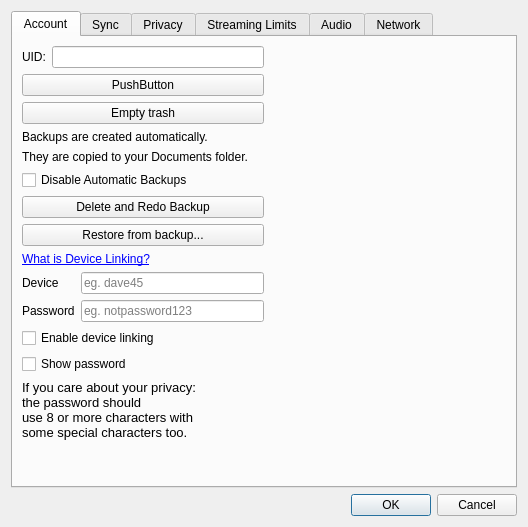
blindchimp/dwyco, file cdcx/config.ui: the form before one commit.
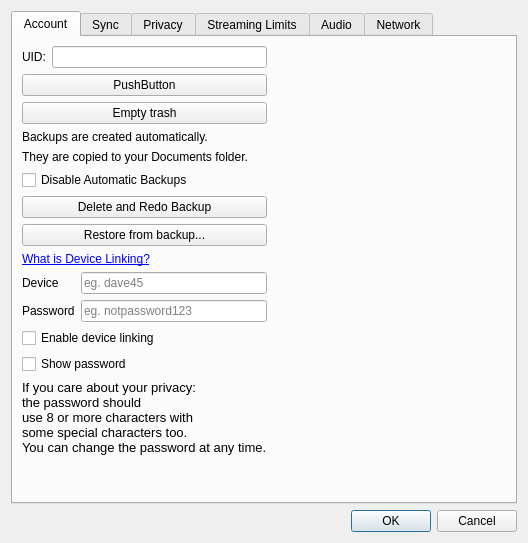
The form after the commit. The open tabs and pages were chosen to show the change.

Commit message:
fix some bugs in group join stuff
still has some bugs, esp as it related to when the "alt_name" become valid inside the core. the whole "we're waiting for the key" state needs to be redone to make it an official state instead of just something that happens by accident.

The edit to the form file:
```diff
--- a/cdcx/config.ui
+++ b/cdcx/config.ui
@@ -7,7 +7,7 @@
     <x>0</x>
     <y>0</y>
     <width>528</width>
-    <height>527</height>
+    <height>543</height>
    </rect>
   </property>
   <property name="windowTitle">
@@ -219,7 +219,7 @@
 li.unchecked::marker { content: &quot;\2610&quot;; }
 li.checked::marker { content: &quot;\2612&quot;; }
 &lt;/style&gt;&lt;/head&gt;&lt;body style=&quot; font-family:'Fira Sans'; font-size:10pt; font-weight:400; font-style:normal;&quot;&gt;
-&lt;p style=&quot; margin-top:12px; margin-bottom:12px; margin-left:0px; margin-right:0px; -qt-block-indent:0; text-indent:0px;&quot;&gt;If you care about your privacy:&lt;br&gt;the password should &lt;br /&gt;use 8 or more characters with&lt;br /&gt;some special characters too.&lt;/p&gt;&lt;/body&gt;&lt;/html&gt;</string>
+&lt;p style=&quot; margin-top:12px; margin-bottom:12px; margin-left:0px; margin-right:0px; -qt-block-indent:0; text-indent:0px;&quot;&gt;If you care about your privacy:&lt;br&gt;the password should &lt;br /&gt;use 8 or more characters with&lt;br /&gt;some special characters too.&lt;br /&gt;You can change the password at any time.&lt;/p&gt;&lt;/body&gt;&lt;/html&gt;</string>
          </property>
         </widget>
        </item>
```
Left out of the diff: 2 changed lines with no effect on the pictures. The commit also changes 1 other file.
